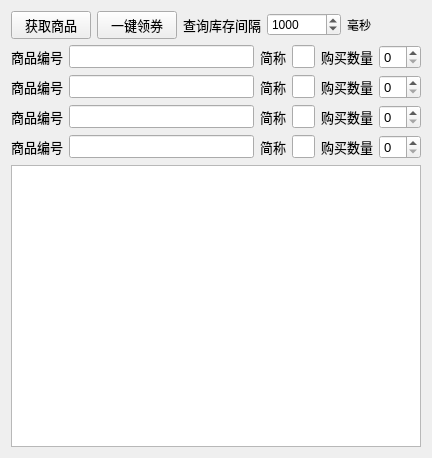
zhangjiawei1998/Bugbot_v2.0, file ui/add_items.ui: the form before one commit.
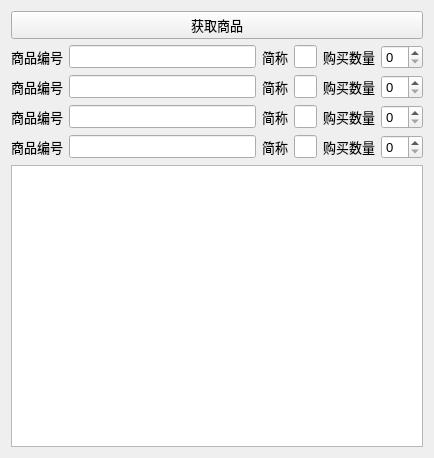
The form after the commit.

Commit message: 支持在ui中修改抢购间隔

What changed in the file:
```diff
--- a/ui/add_items.ui
+++ b/ui/add_items.ui
@@ -6,7 +6,7 @@
    <rect>
     <x>0</x>
     <y>0</y>
-    <width>432</width>
+    <width>434</width>
     <height>458</height>
    </rect>
   </property>
@@ -29,49 +29,6 @@
        </property>
       </widget>
      </item>
-     <item>
-      <widget class="QPushButton" name="pushButton_get_coupon">
-       <property name="font">
-        <font>
-         <family>Agency FB</family>
-         <pointsize>10</pointsize>
-        </font>
-       </property>
-       <property name="text">
-        <string>一键领券</string>
-       </property>
-      </widget>
-     </item>
-     <item>
-      <widget class="QLabel" name="label_9">
-       <property name="font">
-        <font>
-         <family>Agency FB</family>
-         <pointsize>10</pointsize>
-        </font>
-       </property>
-       <property name="text">
-        <string>查询库存间隔</string>
-       </property>
-      </widget>
-     </item>
-     <item>
-      <widget class="QSpinBox" name="spinBox_interval">
-       <property name="maximum">
-        <number>2000</number>
-       </property>
-       <property name="value">
-        <number>1000</number>
-       </property>
-      </widget>
-     </item>
-     <item>
-      <widget class="QLabel" name="label_19">
-       <property name="text">
-        <string>毫秒</string>
-       </property>
-      </widget>
-     </item>
     </layout>
    </item>
    <item row="2" column="0">
```
The commit also changes 2 other files.
